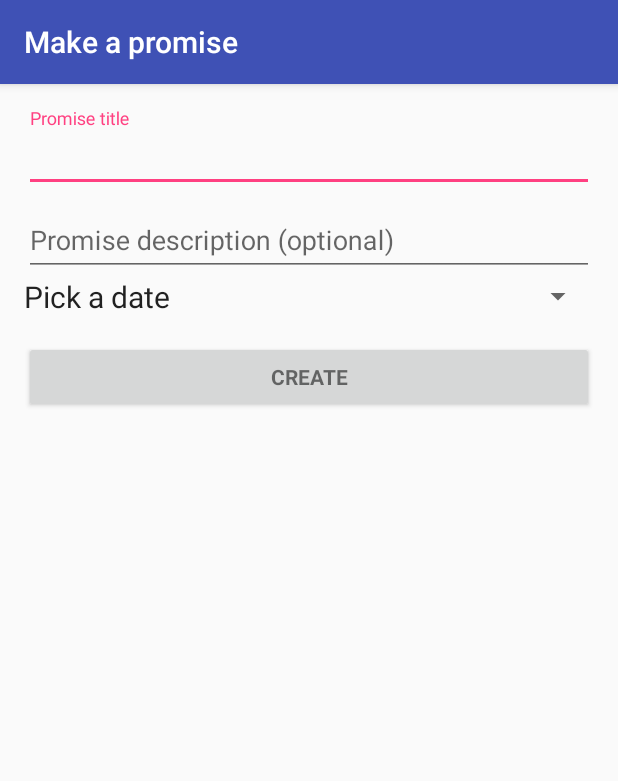
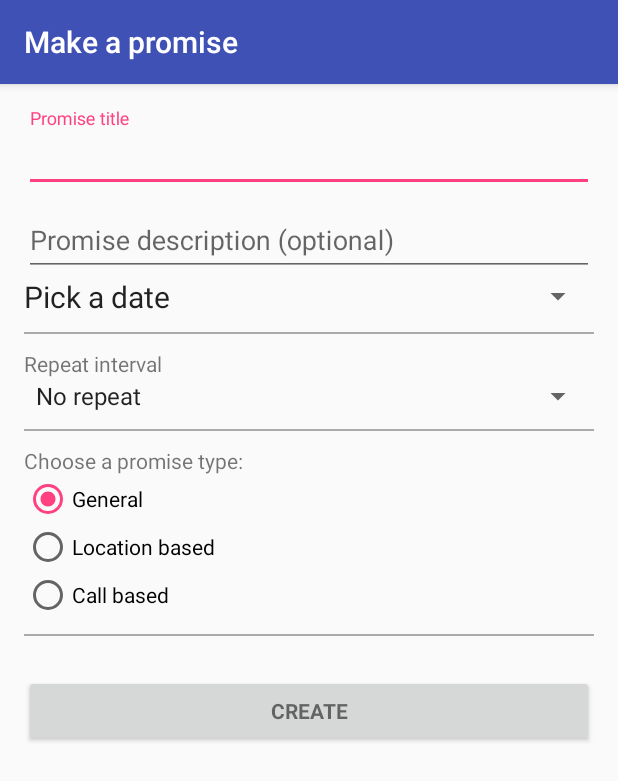
Before and after one commit to devomri/PromiseKeeper, an Android app: the CreatePromiseActivity screen opened directly, with no data from a screen before it, on a phone screen of 412 x 824 dp. Shown: the top 781 px of the screen. Run offline under Robolectric (Android 15) with nearby library versions, the phone set to English and light mode, and no system bars.

Commit message:
updated createPromiseActivity: repeat + type

```diff
--- a/app/src/main/java/com/omri/dev/promisekeeper/CreatePromiseActivity.java
+++ b/app/src/main/java/com/omri/dev/promisekeeper/CreatePromiseActivity.java
@@ -6,10 +6,14 @@ import android.app.DatePickerDialog;
 import android.app.DialogFragment;
 import android.app.TimePickerDialog;
 import android.os.Bundle;
+import android.support.annotation.IdRes;
 import android.support.v7.app.AppCompatActivity;
 import android.view.View;
+import android.widget.ArrayAdapter;
 import android.widget.DatePicker;
 import android.widget.EditText;
+import android.widget.RadioGroup;
+import android.widget.Spinner;
 import android.widget.TextView;
 import android.widget.TimePicker;
 import android.widget.Toast;
@@ -21,15 +25,42 @@ public class CreatePromiseActivity extends AppCompatActivity {
     private EditText mPromiseTitle;
     private EditText mPromiseDescription;
     private TextView mPromiseBaseTime;
+    private Spinner mPromiseRepateSpinner;
+    private RadioGroup mPromiseTypeGroup;
 
     @Override
     protected void onCreate(Bundle savedInstanceState) {
         super.onCreate(savedInstanceState);
         setContentView(R.layout.activity_create_promise);
 
-        this.mPromiseTitle = (EditText)findViewById(R.id.create_promise_title);
-        this.mPromiseDescription = (EditText)findViewById(R.id.create_promise_description);
-        this.mPromiseBaseTime = (TextView) findViewById(R.id.create_promise_base_time);
+        mPromiseTitle = (EditText)findViewById(R.id.create_promise_title);
+        mPromiseDescription = (EditText)findViewById(R.id.create_promise_description);
+        mPromiseBaseTime = (TextView) findViewById(R.id.create_promise_base_time);
+        mPromiseRepateSpinner = (Spinner)findViewById(R.id.create_promise_repeat_spinner);
+        mPromiseTypeGroup = (RadioGroup)findViewById(R.id.create_promise_rbgroup_type);
+
+        // Populate spinner
+        ArrayAdapter<CharSequence> adapter = ArrayAdapter.createFromResource(this,
+                R.array.create_promise_repeat_array, android.R.layout.simple_spinner_item);
+        adapter.setDropDownViewResource(android.R.layout.simple_spinner_dropdown_item);
+        mPromiseRepateSpinner.setAdapter(adapter);
+
+        mPromiseTypeGroup.setOnCheckedChangeListener(new RadioGroup.OnCheckedChangeListener() {
+            @Override
+            public void onCheckedChanged(RadioGroup group, @IdRes int checkedId) {
+                switch (checkedId) {
+                    case R.id.create_promise_rb_general:
+                        Toast.makeText(getApplicationContext(), "general", Toast.LENGTH_SHORT).show();
+                        break;
+                    case R.id.create_promise_rb_location:
+                        Toast.makeText(getApplicationContext(), "location", Toast.LENGTH_SHORT).show();
+                        break;
+                    case R.id.create_promise_rb_call:
+                        Toast.makeText(getApplicationContext(), "call", Toast.LENGTH_SHORT).show();
+                        break;
+                }
+            }
+        });
     }
 
     public void chooseDateAndTime(View view) {
--- a/app/src/main/res/layout/activity_create_promise.xml
+++ b/app/src/main/res/layout/activity_create_promise.xml
@@ -58,7 +58,64 @@
                 android:textSize="20dp"
                 android:onClick="chooseDateAndTime"/>
 
+            <View
+                android:layout_width="match_parent"
+                android:layout_height="1dp"
+                android:background="@android:color/darker_gray"
+                android:layout_marginBottom="10dp"
+                android:layout_marginTop="10dp"/>
 
+            <TextView
+                android:layout_width="match_parent"
+                android:layout_height="match_parent"
+                android:text="Repeat interval"/>
+            <Spinner
+                android:id="@+id/create_promise_repeat_spinner"
+                android:layout_width="match_parent"
+                android:layout_height="wrap_content" />
+
+            <View
+                android:layout_width="match_parent"
+                android:layout_height="1dp"
+                android:background="@android:color/darker_gray"
+                android:layout_marginBottom="10dp"
+                android:layout_marginTop="10dp"/>
+
+            <TextView
+                android:layout_width="match_parent"
+                android:layout_height="match_parent"
+                android:text="Choose a promise type:"/>
+
+            <RadioGroup
+                android:id="@+id/create_promise_rbgroup_type"
+                android:layout_width="wrap_content"
+                android:layout_height="wrap_content"
+                android:checkedButton="@+id/create_promise_rb_general">
+
+                <RadioButton
+                    android:id="@+id/create_promise_rb_general"
+                    android:layout_width="match_parent"
+                    android:layout_height="match_parent"
+                    android:text="General" />
+                <RadioButton
+                    android:id="@+id/create_promise_rb_location"
+                    android:layout_width="match_parent"
+                    android:layout_height="match_parent"
+                    android:text="Location based"/>
+                <RadioButton
+                    android:id="@+id/create_promise_rb_call"
+                    android:layout_width="match_parent"
+                    android:layout_height="match_parent"
+                    android:text="Call based"/>
+
+            </RadioGroup>
+
+            <View
+                android:layout_width="match_parent"
+                android:layout_height="1dp"
+                android:background="@android:color/darker_gray"
+                android:layout_marginBottom="10dp"
+                android:layout_marginTop="10dp"/>
 
             <Button
                 android:id="@+id/create_promise_button"
--- a/app/src/main/res/values/strings.xml
+++ b/app/src/main/res/values/strings.xml
@@ -27,4 +27,11 @@
         completions."
     </string>
     <string name="title_activity_create_promise">Make a promise</string>
+
+    <string-array name="create_promise_repeat_array">
+        <item>No repeat</item>
+        <item>Daily</item>
+        <item>Monthly</item>
+        <item>Yearly</item>
+    </string-array>
 </resources>
```
